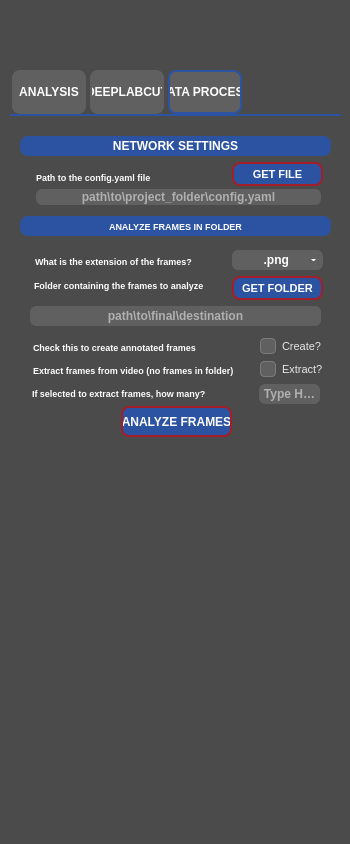
This is src/behavython/gui/assets/ui/behavython_gui.ui in mrdrzit/behavython as Qt 5 draws it before an edit. The edited form follows.
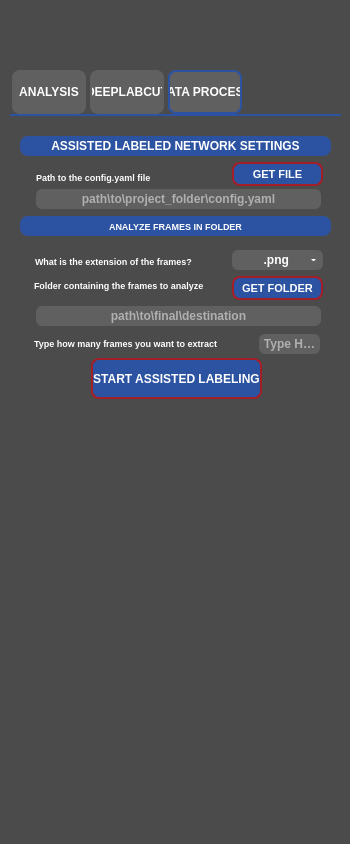
This is the edited form. The open tabs and pages were chosen to show the change. Icons and pictures are not drawn.

Commit message: Add an advanced feature - Assisted labeling - Add new exceptions

What changed in the file:
```diff
--- a/src/behavython/gui/assets/ui/behavython_gui.ui
+++ b/src/behavython/gui/assets/ui/behavython_gui.ui
@@ -3103,8 +3103,8 @@
      </property>
      <property name="geometry">
       <rect>
-       <x>22</x>
-       <y>267</y>
+       <x>24</x>
+       <y>217</y>
        <width>221</width>
        <height>20</height>
       </rect>
@@ -3139,7 +3139,7 @@
       <string notr="true">QLabel{color:#FFFFFF;font:7pt&quot;Arial&quot;;font-weight:bold;}</string>
      </property>
      <property name="text">
-      <string notr="true">If selected to extract frames, how many?</string>
+      <string notr="true">Type how many frames you want to extract</string>
      </property>
      <property name="wordWrap">
       <bool>true</bool>
@@ -3148,10 +3148,10 @@
     <widget class="QPushButton" name="analyze_frames_data_process">
      <property name="geometry">
       <rect>
-       <x>111</x>
-       <y>290</y>
-       <width>111</width>
-       <height>31</height>
+       <x>81</x>
+       <y>242</y>
+       <width>171</width>
+       <height>41</height>
       </rect>
      </property>
      <property name="cursor">
@@ -3161,7 +3161,7 @@
       <string notr="true">QPushButton{font:14pt&quot;Arial&quot;;font-weight:bold;}QPushButton{border:2px solid #A21F27;border-radius:8px;background-color:#2C53A1;color:#FFFFFF;font:8pt&quot;Arial&quot;;font-weight:bold;}QPushButton:pressed{border:2px solid #A21F27;border-radius:8px;background-color:#A21F27;color:#FFFFFF;}</string>
      </property>
      <property name="text">
-      <string notr="true">ANALYZE FRAMES</string>
+      <string notr="true">START ASSISTED LABELING</string>
      </property>
     </widget>
     <widget class="QLabel" name="network_selection_data_process">
@@ -3184,7 +3184,7 @@
 }</string>
      </property>
      <property name="text">
-      <string notr="true">NETWORK SETTINGS</string>
+      <string notr="true">ASSISTED LABELED NETWORK SETTINGS</string>
      </property>
      <property name="alignment">
       <set>Qt::AlignmentFlag::AlignCenter</set>
@@ -3286,122 +3286,6 @@
       <string notr="true">GET FILE</string>
      </property>
     </widget>
-    <widget class="QLabel" name="create_annotated_frames_data_process">
-     <property name="geometry">
-      <rect>
-       <x>23</x>
-       <y>221</y>
-       <width>181</width>
-       <height>20</height>
-      </rect>
-     </property>
-     <property name="sizePolicy">
-      <sizepolicy hsizetype="MinimumExpanding" vsizetype="MinimumExpanding">
-       <horstretch>0</horstretch>
-       <verstretch>0</verstretch>
-      </sizepolicy>
-     </property>
-     <property name="minimumSize">
-      <size>
-       <width>100</width>
-       <height>20</height>
-      </size>
-     </property>
-     <property name="maximumSize">
-      <size>
-       <width>260</width>
-       <height>60</height>
-      </size>
-     </property>
-     <property name="font">
-      <font>
-       <family>Arial</family>
-       <pointsize>7</pointsize>
-       <italic>false</italic>
-       <bold>true</bold>
-      </font>
-     </property>
-     <property name="styleSheet">
-      <string notr="true">QLabel{color:#FFFFFF;font:7pt&quot;Arial&quot;;font-weight:bold;}</string>
-     </property>
-     <property name="text">
-      <string notr="true">Check this to create annotated frames</string>
-     </property>
-     <property name="wordWrap">
-      <bool>true</bool>
-     </property>
-    </widget>
-    <widget class="QCheckBox" name="create_annotated_frames_checkbox_data_process">
-     <property name="geometry">
-      <rect>
-       <x>250</x>
-       <y>220</y>
-       <width>81</width>
-       <height>20</height>
-      </rect>
-     </property>
-     <property name="font">
-      <font>
-       <family>Arial</family>
-       <pointsize>8</pointsize>
-      </font>
-     </property>
-     <property name="styleSheet">
-      <string notr="true">QCheckBox {
-    font-family: Arial;
-    font-size: 8pt;
-}
-
-QCheckBox {
-    font-family: Arial;
-    font-size: 8pt;
-    spacing: 6px;
-    color: #E6E6E6;
-background: transparent;
-}
-
-QCheckBox::indicator {
-    width: 14px;
-    height: 14px;
-    background-color: #606060;
-    border: 1px solid #7A7A7A;
-    border-radius: 4px;
-}
-
-QCheckBox::indicator:hover {
-    background-color: #6D6D6D;
-    border: 1px solid #909090;
-}
-
-QCheckBox::indicator:pressed {
-    background-color: #555555;
-}
-
-QCheckBox::indicator:checked {
-    background-color: #A21F27;
-    border: 1px solid #C52A34;
-}
-
-QCheckBox::indicator:checked:hover {
-    background-color: #B5232C;
-}
-
-QCheckBox::indicator:disabled {
-    background-color: #3F3F3F;
-    border: 1px solid #555555;
-}
-
-QCheckBox:disabled {
-    color: #7A7A7A;
-}</string>
-     </property>
-     <property name="text">
-      <string>Create?</string>
-     </property>
-     <property name="checked">
-      <bool>false</bool>
-     </property>
-    </widget>
     <widget class="QLabel" name="file_extension_confirmation_data_process">
      <property name="geometry">
       <rect>
@@ -3520,7 +3404,7 @@
        <x>26</x>
        <y>73</y>
        <width>285</width>
-       <height>16</height>
+       <height>20</height>
       </rect>
      </property>
      <property name="minimumSize">
@@ -3560,122 +3444,6 @@
       <string>path\to\project_folder\config.yaml</string>
      </property>
     </widget>
-    <widget class="QCheckBox" name="extract_frames_from_zero_checkbox_data_process">
-     <property name="geometry">
-      <rect>
-       <x>250</x>
-       <y>243</y>
-       <width>81</width>
-       <height>20</height>
-      </rect>
-     </property>
-     <property name="font">
-      <font>
-       <family>Arial</family>
-       <pointsize>8</pointsize>
-      </font>
-     </property>
-     <property name="styleSheet">
-      <string notr="true">QCheckBox {
-    font-family: Arial;
-    font-size: 8pt;
-}
-
-QCheckBox {
-    font-family: Arial;
-    font-size: 8pt;
-    spacing: 6px;
-    color: #E6E6E6;
-background: transparent;
-}
-
-QCheckBox::indicator {
-    width: 14px;
-    height: 14px;
-    background-color: #606060;
-    border: 1px solid #7A7A7A;
-    border-radius: 4px;
-}
-
-QCheckBox::indicator:hover {
-    background-color: #6D6D6D;
-    border: 1px solid #909090;
-}
-
-QCheckBox::indicator:pressed {
-    background-color: #555555;
-}
-
-QCheckBox::indicator:checked {
-    background-color: #A21F27;
-    border: 1px solid #C52A34;
-}
-
-QCheckBox::indicator:checked:hover {
-    background-color: #B5232C;
-}
-
-QCheckBox::indicator:disabled {
-    background-color: #3F3F3F;
-    border: 1px solid #555555;
-}
-
-QCheckBox:disabled {
-    color: #7A7A7A;
-}</string>
-     </property>
-     <property name="text">
-      <string notr="true">Extract?</string>
-     </property>
-     <property name="checked">
-      <bool>false</bool>
-     </property>
-    </widget>
-    <widget class="QLabel" name="extract_frames_from_zero_data_process">
-     <property name="geometry">
-      <rect>
-       <x>23</x>
-       <y>244</y>
-       <width>221</width>
-       <height>20</height>
-      </rect>
-     </property>
-     <property name="sizePolicy">
-      <sizepolicy hsizetype="MinimumExpanding" vsizetype="MinimumExpanding">
-       <horstretch>0</horstretch>
-       <verstretch>0</verstretch>
-      </sizepolicy>
-     </property>
-     <property name="minimumSize">
-      <size>
-       <width>100</width>
-       <height>20</height>
-      </size>
-     </property>
-     <property name="maximumSize">
-      <size>
-       <width>260</width>
-       <height>60</height>
-      </size>
-     </property>
-     <property name="font">
-      <font>
-       <family>Arial</family>
-       <pointsize>7</pointsize>
-       <italic>false</italic>
-       <bold>true</bold>
-      </font>
-     </property>
-     <property name="styleSheet">
-      <string notr="true">QLabel{color:#FFFFFF;font:7pt&quot;Arial&quot;;font-weight:bold;}</string>
-     </property>
-     <property name="text">
-      <string notr="true">Extract frames from video (no frames in folder)</string>
-     </property>
-     <property name="wordWrap">
-      <bool>true</bool>
-     </property>
-    </widget>
     <widget class="QLabel" name="frames_folder_data_process">
      <property name="geometry">
       <rect>
@@ -3724,9 +3492,9 @@
     <widget class="QLineEdit" name="video_folder_data_process">
      <property name="geometry">
       <rect>
-       <x>20</x>
+       <x>26</x>
        <y>190</y>
-       <width>291</width>
+       <width>285</width>
        <height>20</height>
       </rect>
      </property>
@@ -3771,7 +3539,7 @@
      <property name="geometry">
       <rect>
        <x>249</x>
-       <y>268</y>
+       <y>218</y>
        <width>61</width>
        <height>20</height>
       </rect>
@@ -3789,7 +3557,22 @@
       </size>
      </property>
      <property name="styleSheet">
-      <string notr="true">QLineEdit{border:#969696;background-color:#606060;border-bottom-left-radius:6px;border-top-left-radius:6px;color:#FFFFFF;font:7pt&quot;Arial&quot;;font-weight:bold;border-bottom-right-radius:6px;border-top-right-radius:6px}</string>
+      <string notr="true">QLineEdit{
+    border:#969696;
+    background-color:#606060; 
+    border-bottom-left-radius:6px;
+    border-top-left-radius:6px;
+    color:#FFFFFF;
+    font:7pt&quot;Arial&quot;;
+    font-weight:bold;
+    border-bottom-right-radius:6px;
+    border-top-right-radius:6px
+}
+
+QLineEdit:disabled {
+    background-color: #4A4A4F;
+    color: #9A9A9A;
+}</string>
      </property>
      <property name="text">
       <string notr="true"/>
```
Left out of the diff: 54 changed lines with no effect on the pictures. The commit also changes 6 other files.
